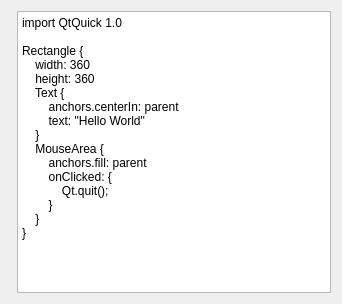
The window that src/plugins/qmljstools/qmljscodestylesettingspage.ui (qt-creator/qt-creator) describes before a commit, drawn with Qt 5.
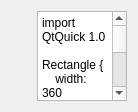
The same window after the commit. Custom widgets are drawn as their Qt base class.

The edit to the form file:
```diff
--- a/src/plugins/qmljstools/qmljscodestylesettingspage.ui
+++ b/src/plugins/qmljstools/qmljscodestylesettingspage.ui
@@ -6,16 +6,16 @@
    <rect>
     <x>0</x>
     <y>0</y>
-    <width>342</width>
-    <height>304</height>
+    <width>138</width>
+    <height>112</height>
    </rect>
   </property>
   <property name="windowTitle">
    <string notr="true">Form</string>
   </property>
-  <layout class="QHBoxLayout" name="horizontalLayout">
-   <item>
-    <widget class="TextEditor::TabPreferencesWidget" name="tabPreferencesWidget" native="true">
+  <layout class="QGridLayout" name="gridLayout">
+   <item row="0" column="0">
+    <widget class="TextEditor::SimpleCodeStylePreferencesWidget" name="tabPreferencesWidget" native="true">
      <property name="sizePolicy">
       <sizepolicy hsizetype="Fixed" vsizetype="Preferred">
        <horstretch>0</horstretch>
@@ -24,7 +24,7 @@
      </property>
     </widget>
    </item>
-   <item>
+   <item row="0" column="1" rowspan="2">
     <widget class="TextEditor::SnippetEditorWidget" name="previewTextEdit">
      <property name="plainText">
       <string notr="true">import QtQuick 1.0
@@ -47,20 +47,33 @@
      </property>
     </widget>
    </item>
+   <item row="1" column="0">
+    <spacer name="verticalSpacer">
+     <property name="orientation">
+      <enum>Qt::Vertical</enum>
+     </property>
+     <property name="sizeHint" stdset="0">
+      <size>
+       <width>20</width>
+       <height>267</height>
+      </size>
+     </property>
+    </spacer>
+   </item>
   </layout>
  </widget>
  <customwidgets>
+  <customwidget>
+   <class>TextEditor::SimpleCodeStylePreferencesWidget</class>
+   <extends>QWidget</extends>
+   <header location="global">texteditor/simplecodestylepreferenceswidget.h</header>
+   <container>1</container>
+  </customwidget>
   <customwidget>
    <class>TextEditor::SnippetEditorWidget</class>
    <extends>QPlainTextEdit</extends>
    <header location="global">texteditor/snippets/snippeteditor.h</header>
   </customwidget>
-  <customwidget>
-   <class>TextEditor::TabPreferencesWidget</class>
-   <extends>QWidget</extends>
-   <header location="global">texteditor/tabpreferenceswidget.h</header>
-   <container>1</container>
-  </customwidget>
  </customwidgets>
  <resources/>
  <connections/>
```
